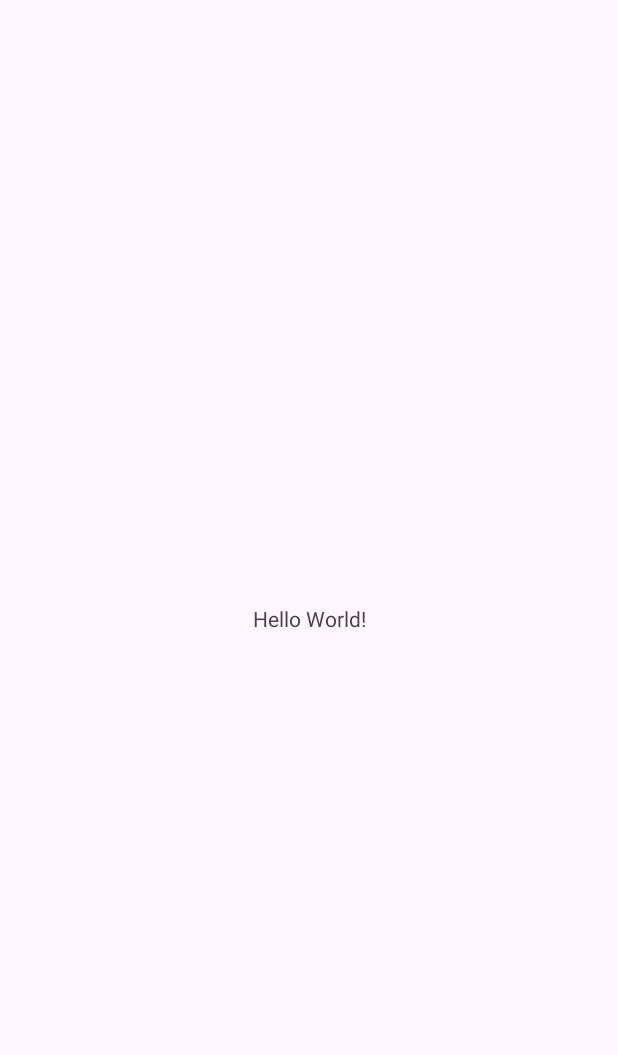
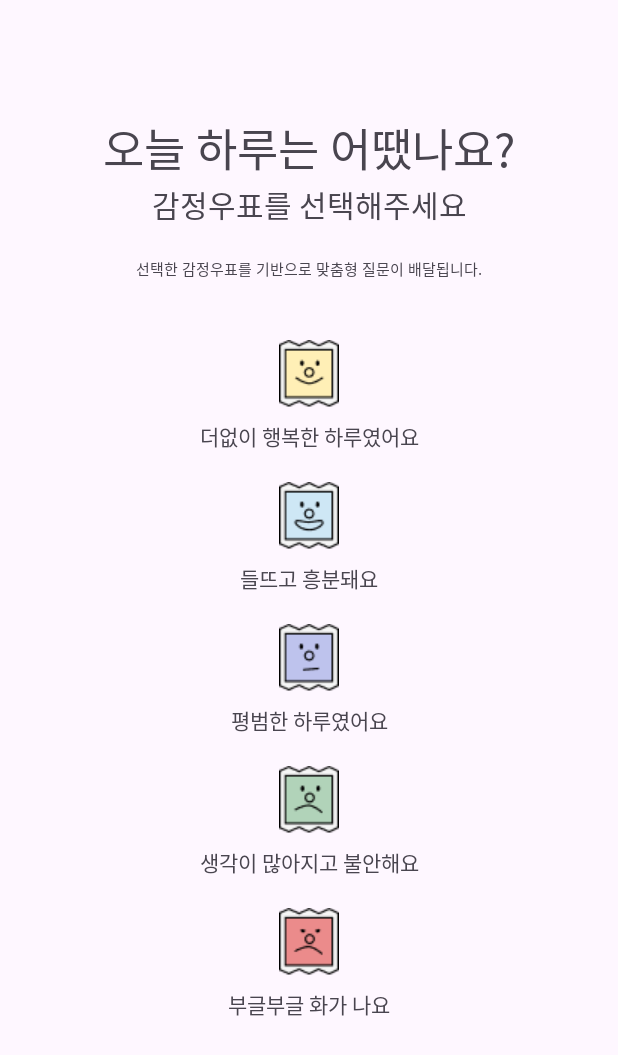
Before and after one commit to DS-UMC-7th/UMC-7th-Ruby, an Android app: the screen it shows after launch (MainActivity), on a phone screen of 412 x 824 dp. Before the commit the part shown is almost empty. Shown: the top 1055 px of the screen. Run offline under Robolectric (Android 15) with nearby library versions, the phone set to English and light mode, and no system bars.

Commit message:
[FEAT] 화면 이동 기능 구현

```diff
--- a/app/src/main/java/com/example/umc/MainActivity.kt
+++ b/app/src/main/java/com/example/umc/MainActivity.kt
@@ -1,6 +1,8 @@
 package com.example.umc
 
+import android.content.Intent
 import android.os.Bundle
+import android.widget.ImageView
 import androidx.activity.enableEdgeToEdge
 import androidx.appcompat.app.AppCompatActivity
 import androidx.core.view.ViewCompat
@@ -11,10 +13,40 @@ class MainActivity : AppCompatActivity() {
         super.onCreate(savedInstanceState)
         enableEdgeToEdge()
         setContentView(R.layout.activity_main)
-        ViewCompat.setOnApplyWindowInsetsListener(findViewById(R.id.main)) { v, insets ->
-            val systemBars = insets.getInsets(WindowInsetsCompat.Type.systemBars())
-            v.setPadding(systemBars.left, systemBars.top, systemBars.right, systemBars.bottom)
-            insets
+
+        // 행복 감정
+        val emotionImage1: ImageView = findViewById(R.id.emotionImage1)
+        emotionImage1.setOnClickListener {
+            val intent = Intent(this, HappyActivity::class.java)
+            startActivity(intent)
+        }
+
+        // 흥분 감정
+        val emotionImage2: ImageView = findViewById(R.id.emotionImage2)
+        emotionImage2.setOnClickListener {
+            val intent = Intent(this, ExcitedActivity::class.java)
+            startActivity(intent)
+        }
+
+        // 평범 감정
+        val emotionImage3: ImageView = findViewById(R.id.emotionImage3)
+        emotionImage3.setOnClickListener {
+            val intent = Intent(this, NormalActivity::class.java)
+            startActivity(intent)
+        }
+
+        // 불안 감정
+        val emotionImage4: ImageView = findViewById(R.id.emotionImage4)
+        emotionImage4.setOnClickListener {
+            val intent = Intent(this, AnxiousActivity::class.java)
+            startActivity(intent)
+        }
+
+        // 분노 감정
+        val emotionImage5: ImageView = findViewById(R.id.emotionImage5)
+        emotionImage5.setOnClickListener {
+            val intent = Intent(this, AngryActivity::class.java)
+            startActivity(intent)
         }
     }
 }
--- a/app/src/main/res/layout/activity_main.xml
+++ b/app/src/main/res/layout/activity_main.xml
@@ -1,19 +1,139 @@
 <?xml version="1.0" encoding="utf-8"?>
-<androidx.constraintlayout.widget.ConstraintLayout xmlns:android="http://schemas.android.com/apk/res/android"
+<androidx.constraintlayout.widget.ConstraintLayout
+    xmlns:android="http://schemas.android.com/apk/res/android"
     xmlns:app="http://schemas.android.com/apk/res-auto"
     xmlns:tools="http://schemas.android.com/tools"
-    android:id="@+id/main"
     android:layout_width="match_parent"
     android:layout_height="match_parent"
-    tools:context=".MainActivity">
+    tools:context=".MainActivity"
+    android:padding="16dp">
 
     <TextView
+        android:id="@+id/TextView1"
         android:layout_width="wrap_content"
         android:layout_height="wrap_content"
-        android:text="Hello World!"
-        app:layout_constraintBottom_toBottomOf="parent"
+        android:text="오늘 하루는 어땠나요?"
+        app:layout_constraintTop_toTopOf="parent"
+        app:layout_constraintStart_toStartOf="parent"
         app:layout_constraintEnd_toEndOf="parent"
+        android:textSize="30dp"
+        android:layout_marginTop="60dp" />
+
+    <TextView
+        android:id="@+id/TextView2"
+        android:layout_width="wrap_content"
+        android:layout_height="wrap_content"
+        android:text="감정우표를 선택해주세요"
+        app:layout_constraintTop_toBottomOf="@id/TextView1"
         app:layout_constraintStart_toStartOf="parent"
-        app:layout_constraintTop_toTopOf="parent" />
+        app:layout_constraintEnd_toEndOf="parent"
+        android:textSize="20dp"/>
+
+    <TextView
+        android:id="@+id/TextView3"
+        android:layout_width="wrap_content"
+        android:layout_height="wrap_content"
+        android:text="선택한 감정우표를 기반으로 맞춤형 질문이 배달됩니다."
+        app:layout_constraintTop_toBottomOf="@id/TextView2"
+        app:layout_constraintStart_toStartOf="parent"
+        app:layout_constraintEnd_toEndOf="parent"
+        android:textSize="10dp"
+        android:layout_marginTop="20dp" />
+
+
+    <!-- 행복 감정 -->
+    <ImageView
+        android:id="@+id/emotionImage1"
+        android:layout_width="match_parent"
+        android:layout_height="wrap_content"
+        android:src="@drawable/draw1"
+        app:layout_constraintTop_toBottomOf="@id/TextView3"
+        android:layout_marginTop="40dp" />
+
+    <TextView
+        android:id="@+id/emotionText1"
+        android:layout_width="wrap_content"
+        android:layout_height="wrap_content"
+        android:text="더없이 행복한 하루였어요"
+        app:layout_constraintTop_toBottomOf="@id/emotionImage1"
+        app:layout_constraintStart_toStartOf="parent"
+        app:layout_constraintEnd_toEndOf="parent"
+        android:layout_marginTop="8dp" />
+
+    <!-- 흥분 감정 -->
+    <ImageView
+        android:id="@+id/emotionImage2"
+        android:layout_width="match_parent"
+        android:layout_height="wrap_content"
+        android:src="@drawable/draw2"
+        app:layout_constraintTop_toBottomOf="@id/emotionText1"
+        android:layout_marginTop="20dp" />
+
+    <TextView
+        android:id="@+id/emotionText2"
+        android:layout_width="wrap_content"
+        android:layout_height="wrap_content"
+        android:text="들뜨고 흥분돼요"
+        app:layout_constraintTop_toBottomOf="@id/emotionImage2"
+        app:layout_constraintStart_toStartOf="parent"
+        app:layout_constraintEnd_toEndOf="parent"
+        android:layout_marginTop="8dp" />
+
+    <!-- 평범 감정 -->
+    <ImageView
+        android:id="@+id/emotionImage3"
+        android:layout_width="match_parent"
+        android:layout_height="wrap_content"
+        android:src="@drawable/draw3"
+        app:layout_constraintTop_toBottomOf="@id/emotionText2"
+        android:layout_marginTop="20dp" />
+
+    <TextView
+        android:id="@+id/emotionText3"
+        android:layout_width="wrap_content"
+        android:layout_height="wrap_content"
+        android:text="평범한 하루였어요"
+        app:layout_constraintTop_toBottomOf="@id/emotionImage3"
+        app:layout_constraintStart_toStartOf="parent"
+        app:layout_constraintEnd_toEndOf="parent"
+        android:layout_marginTop="8dp" />
+
+    <!-- 불안 감정 -->
+    <ImageView
+        android:id="@+id/emotionImage4"
+        android:layout_width="match_parent"
+        android:layout_height="wrap_content"
+        android:src="@drawable/draw4"
+        app:layout_constraintTop_toBottomOf="@id/emotionText3"
+        android:layout_marginTop="20dp" />
+
+    <TextView
+        android:id="@+id/emotionText4"
+        android:layout_width="wrap_content"
+        android:layout_height="wrap_content"
+        android:text="생각이 많아지고 불안해요"
+        app:layout_constraintTop_toBottomOf="@id/emotionImage4"
+        app:layout_constraintStart_toStartOf="parent"
+        app:layout_constraintEnd_toEndOf="parent"
+        android:layout_marginTop="8dp" />
+
+    <!-- 분노 감정 -->
+    <ImageView
+        android:id="@+id/emotionImage5"
+        android:layout_width="match_parent"
+        android:layout_height="wrap_content"
+        android:src="@drawable/draw5"
+        app:layout_constraintTop_toBottomOf="@id/emotionText4"
+        android:layout_marginTop="20dp" />
+
+    <TextView
+        android:id="@+id/emotionText5"
+        android:layout_width="wrap_content"
+        android:layout_height="wrap_content"
+        android:text="부글부글 화가 나요"
+        app:layout_constraintTop_toBottomOf="@id/emotionImage5"
+        app:layout_constraintStart_toStartOf="parent"
+        app:layout_constraintEnd_toEndOf="parent"
+        android:layout_marginTop="8dp" />
 
 </androidx.constraintlayout.widget.ConstraintLayout>
```
Also changed, not shown: app/src/main/AndroidManifest.xml (+15 -0 lines), app/src/main/java/com/example/umc/AngryActivity.kt (added, +20 -0 lines), app/src/main/java/com/example/umc/AnxiousActivity.kt (added, +20 -0 lines), app/src/main/java/com/example/umc/ExcitedActivity.kt (added, +20 -0 lines), app/src/main/java/com/example/umc/HappyActivity.kt (added, +20 -0 lines), app/src/main/java/com/example/umc/NormalActivity.kt (added, +20 -0 lines), app/src/main/res/layout/activity_angry.xml (added, +18 -0 lines), app/src/main/res/layout/activity_anxious.xml (added, +18 -0 lines), app/src/main/res/layout/activity_excited.xml (added, +18 -0 lines), app/src/main/res/layout/activity_happy.xml (added, +18 -0 lines), app/src/main/res/layout/activity_normal.xml (added, +18 -0 lines), app/src/main/res/drawable/draw1.png (added), app/src/main/res/drawable/draw2.png (added), app/src/main/res/drawable/draw3.png (added), 2 more files.
